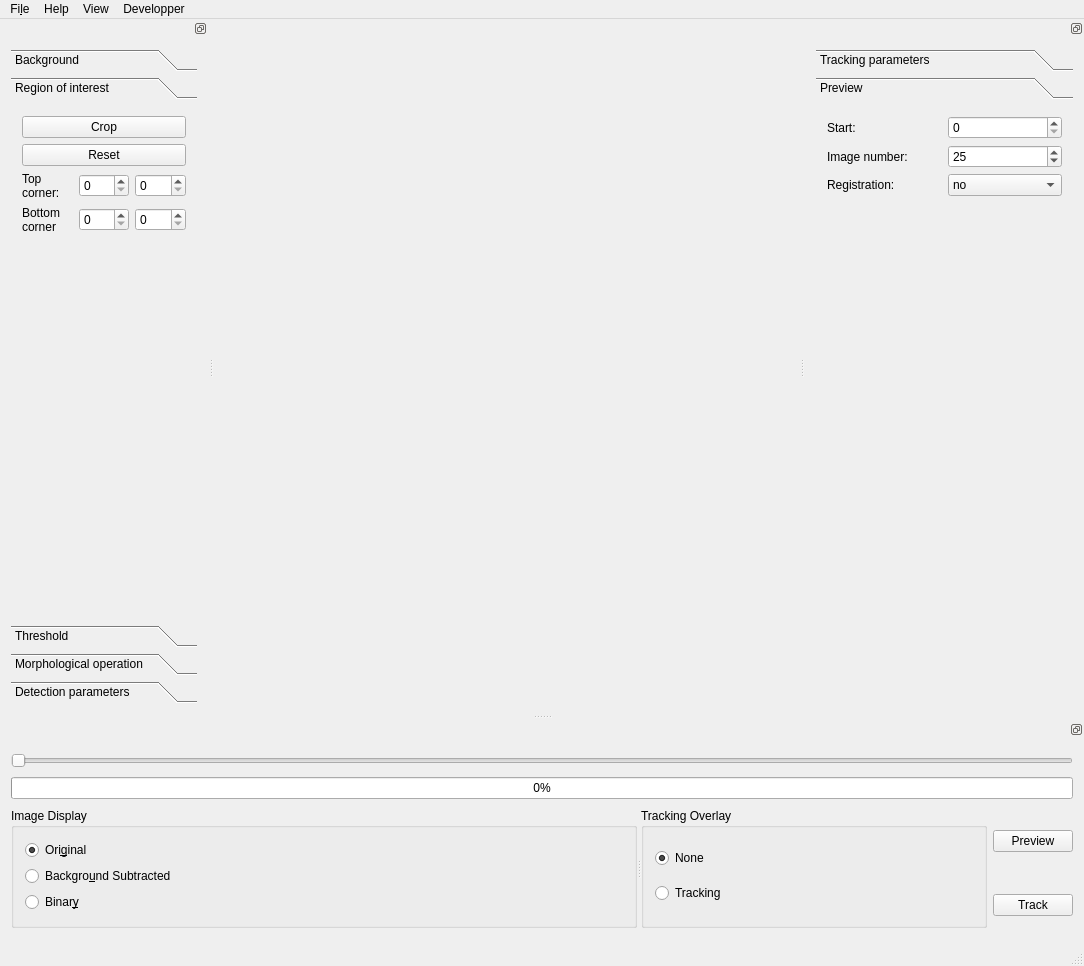
First picture: the form in src/interactive.ui, repository FastTrackOrg/FastTrack, before the edit.
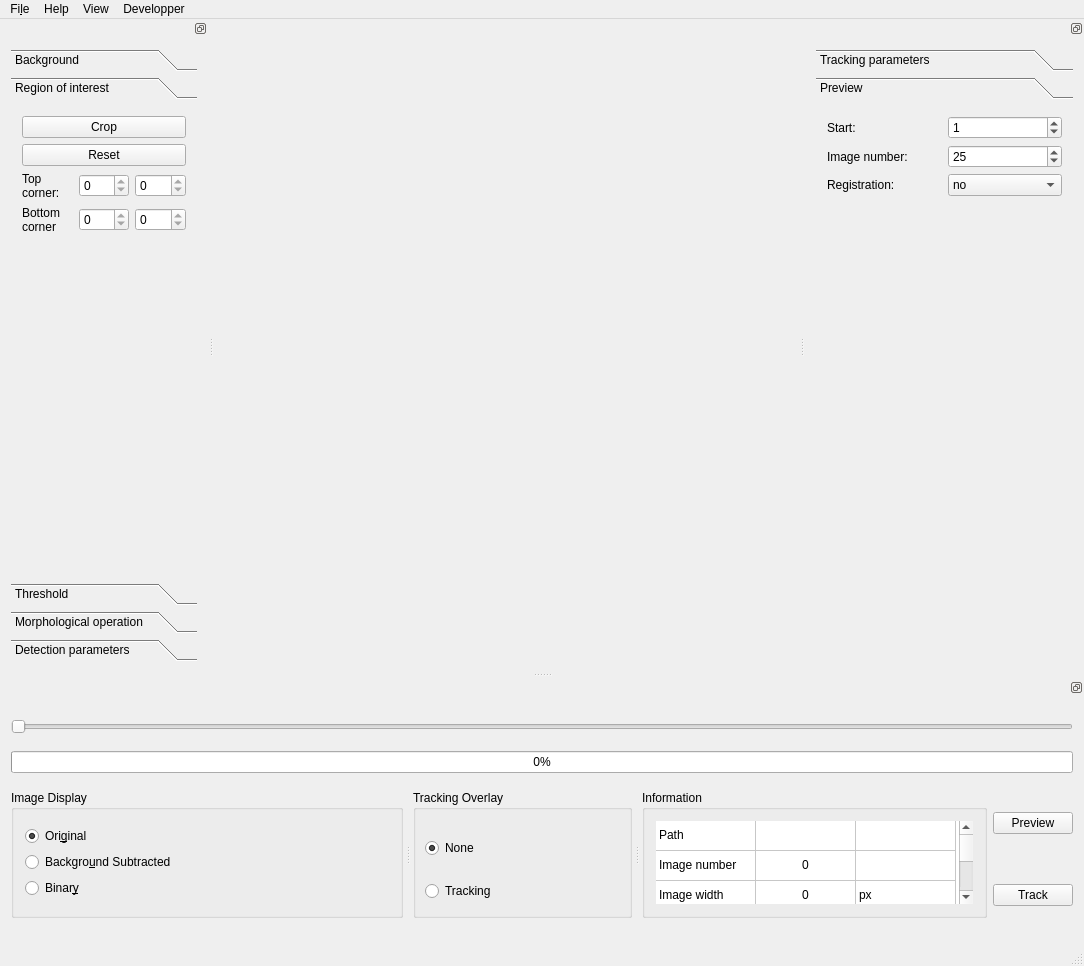
Second picture: the form after the edit. The open tabs and pages were chosen to show the change.

Commit message: [feat] interactive: add information table

Diff of the .ui file:
```diff
--- a/src/interactive.ui
+++ b/src/interactive.ui
@@ -255,7 +255,7 @@
           <x>0</x>
           <y>0</y>
           <width>261</width>
-          <height>593</height>
+          <height>551</height>
          </rect>
         </property>
         <attribute name="label">
@@ -276,6 +276,9 @@
              <property name="maximum">
               <number>9999999</number>
              </property>
+             <property name="value">
+              <number>1</number>
+             </property>
             </widget>
            </item>
           </layout>
@@ -482,7 +485,7 @@
           <x>0</x>
           <y>0</y>
           <width>190</width>
-          <height>497</height>
+          <height>455</height>
          </rect>
         </property>
         <attribute name="label">
@@ -517,10 +520,18 @@
             </widget>
            </item>
            <item>
-            <widget class="QSpinBox" name="x1"/>
+            <widget class="QSpinBox" name="x1">
+             <property name="readOnly">
+              <bool>true</bool>
+             </property>
+            </widget>
            </item>
            <item>
-            <widget class="QSpinBox" name="y1"/>
+            <widget class="QSpinBox" name="y1">
+             <property name="readOnly">
+              <bool>true</bool>
+             </property>
+            </widget>
            </item>
           </layout>
          </item>
@@ -535,10 +546,18 @@
             </widget>
            </item>
            <item>
-            <widget class="QSpinBox" name="x2"/>
+            <widget class="QSpinBox" name="x2">
+             <property name="readOnly">
+              <bool>true</bool>
+             </property>
+            </widget>
            </item>
            <item>
-            <widget class="QSpinBox" name="y2"/>
+            <widget class="QSpinBox" name="y2">
+             <property name="readOnly">
+              <bool>true</bool>
+             </property>
+            </widget>
            </item>
           </layout>
          </item>
@@ -818,8 +837,8 @@
   <widget class="QDockWidget" name="controlOptions">
    <property name="minimumSize">
     <size>
-     <width>434</width>
-     <height>224</height>
+     <width>791</width>
+     <height>266</height>
     </size>
    </property>
    <property name="features">
@@ -835,10 +854,31 @@
     <layout class="QGridLayout" name="gridLayout_14">
      <item row="2" column="0" rowspan="2">
       <widget class="QSplitter" name="splitter">
+       <property name="sizePolicy">
+        <sizepolicy hsizetype="Expanding" vsizetype="Preferred">
+         <horstretch>0</horstretch>
+         <verstretch>0</verstretch>
+        </sizepolicy>
+       </property>
+       <property name="midLineWidth">
+        <number>1</number>
+       </property>
        <property name="orientation">
         <enum>Qt::Horizontal</enum>
        </property>
+       <property name="opaqueResize">
+        <bool>true</bool>
+       </property>
+       <property name="handleWidth">
+        <number>10</number>
+       </property>
        <widget class="QGroupBox" name="imageDisplayGroup">
+        <property name="sizePolicy">
+         <sizepolicy hsizetype="Expanding" vsizetype="Preferred">
+          <horstretch>1</horstretch>
+          <verstretch>0</verstretch>
+         </sizepolicy>
+        </property>
         <property name="title">
          <string>Image Display</string>
         </property>
@@ -883,28 +923,293 @@
         </layout>
        </widget>
        <widget class="QGroupBox" name="trackingOverlayGroup">
+        <property name="sizePolicy">
+         <sizepolicy hsizetype="Expanding" vsizetype="Preferred">
+          <horstretch>1</horstretch>
+          <verstretch>0</verstretch>
+         </sizepolicy>
+        </property>
         <property name="title">
          <string>Tracking Overlay</string>
         </property>
+        <widget class="QRadioButton" name="isTracked">
+         <property name="geometry">
+          <rect>
+           <x>12</x>
+           <y>89</y>
+           <width>77</width>
+           <height>24</height>
+          </rect>
+         </property>
+         <property name="text">
+          <string>Tracking</string>
+         </property>
+         <property name="checkable">
+          <bool>false</bool>
+         </property>
+        </widget>
+        <widget class="QRadioButton" name="isNone">
+         <property name="geometry">
+          <rect>
+           <x>12</x>
+           <y>46</y>
+           <width>59</width>
+           <height>24</height>
+          </rect>
+         </property>
+         <property name="sizePolicy">
+          <sizepolicy hsizetype="Preferred" vsizetype="Fixed">
+           <horstretch>0</horstretch>
+           <verstretch>0</verstretch>
+          </sizepolicy>
+         </property>
+         <property name="text">
+          <string>None</string>
+         </property>
+         <property name="checked">
+          <bool>true</bool>
+         </property>
+        </widget>
+       </widget>
+       <widget class="QGroupBox" name="groupBox">
+        <property name="sizePolicy">
+         <sizepolicy hsizetype="Preferred" vsizetype="Preferred">
+          <horstretch>0</horstretch>
+          <verstretch>0</verstretch>
+         </sizepolicy>
+        </property>
+        <property name="title">
+         <string>Information</string>
+        </property>
         <layout class="QGridLayout" name="gridLayout_13">
-         <item row="1" column="0">
-          <widget class="QRadioButton" name="isTracked">
-           <property name="text">
-            <string>Tracking</string>
-           </property>
-           <property name="checkable">
-            <bool>false</bool>
-           </property>
-          </widget>
-         </item>
          <item row="0" column="0">
-          <widget class="QRadioButton" name="isNone">
-           <property name="text">
-            <string>None</string>
+          <widget class="QTableWidget" name="informationTable">
+           <property name="sizePolicy">
+            <sizepolicy hsizetype="Preferred" vsizetype="Preferred">
+             <horstretch>0</horstretch>
+             <verstretch>0</verstretch>
+            </sizepolicy>
            </property>
-           <property name="checked">
+           <property name="minimumSize">
+            <size>
+             <width>317</width>
+             <height>0</height>
+            </size>
+           </property>
+           <property name="frameShape">
+            <enum>QFrame::NoFrame</enum>
+           </property>
+           <property name="frameShadow">
+            <enum>QFrame::Sunken</enum>
+           </property>
+           <property name="midLineWidth">
+            <number>1</number>
+           </property>
+           <property name="sizeAdjustPolicy">
+            <enum>QAbstractScrollArea::AdjustToContents</enum>
+           </property>
+           <property name="editTriggers">
+            <set>QAbstractItemView::AnyKeyPressed|QAbstractItemView::DoubleClicked|QAbstractItemView::EditKeyPressed</set>
+           </property>
+           <property name="textElideMode">
+            <enum>Qt::ElideNone</enum>
+           </property>
+           <property name="showGrid">
             <bool>true</bool>
            </property>
+           <property name="gridStyle">
+            <enum>Qt::SolidLine</enum>
+           </property>
+           <attribute name="horizontalHeaderVisible">
+            <bool>false</bool>
+           </attribute>
+           <attribute name="verticalHeaderVisible">
+            <bool>false</bool>
+           </attribute>
+           <attribute name="verticalHeaderCascadingSectionResizes">
+            <bool>false</bool>
+           </attribute>
+           <attribute name="verticalHeaderStretchLastSection">
+            <bool>true</bool>
+           </attribute>
+           <row>
+            <property name="text">
+             <string>Path</string>
+            </property>
+           </row>
+           <row>
+            <property name="text">
+             <string>Image number</string>
+            </property>
+           </row>
+           <row>
+            <property name="text">
+             <string>Image width</string>
+            </property>
+           </row>
+           <row>
+            <property name="text">
+             <string>Image height</string>
+            </property>
+           </row>
+           <row>
+            <property name="text">
+             <string>Analysis rate (fps)</string>
+            </property>
+           </row>
+           <column>
+            <property name="text">
+             <string>Parameter</string>
+            </property>
+           </column>
+           <column>
+            <property name="text">
+             <string>Value</string>
+            </property>
+            <property name="textAlignment">
+             <set>AlignCenter</set>
+            </property>
+           </column>
+           <column>
+            <property name="text">
+             <string>Unit</string>
+            </property>
+           </column>
+           <item row="0" column="0">
+            <property name="text">
+             <string>Path</string>
+            </property>
+            <property name="flags">
+             <set>NoItemFlags</set>
+            </property>
+           </item>
+           <item row="0" column="1">
+            <property name="text">
+             <string> </string>
+            </property>
+            <property name="flags">
+             <set>NoItemFlags</set>
+            </property>
+           </item>
+           <item row="0" column="2">
+            <property name="flags">
+             <set>NoItemFlags</set>
+            </property>
+           </item>
+           <item row="1" column="0">
+            <property name="text">
+             <string>Image number</string>
+            </property>
+            <property name="flags">
+             <set>NoItemFlags</set>
+            </property>
+           </item>
+           <item row="1" column="1">
+            <property name="text">
+             <string>0</string>
+            </property>
+            <property name="textAlignment">
+             <set>AlignCenter</set>
+            </property>
+            <property name="flags">
+             <set>NoItemFlags</set>
+            </property>
+           </item>
+           <item row="1" column="2">
+            <property name="text">
+             <string/>
+            </property>
+            <property name="textAlignment">
+             <set>AlignCenter</set>
+            </property>
+            <property name="flags">
+             <set>NoItemFlags</set>
+            </property>
+           </item>
+           <item row="2" column="0">
+            <property name="text">
+             <string>Image width</string>
+            </property>
+            <property name="flags">
+             <set>NoItemFlags</set>
+            </property>
+           </item>
+           <item row="2" column="1">
+            <property name="text">
+             <string>0</string>
+            </property>
+            <property name="textAlignment">
+             <set>AlignCenter</set>
+            </property>
+            <property name="flags">
+             <set>NoItemFlags</set>
+            </property>
+           </item>
+           <item row="2" column="2">
+            <property name="text">
+             <string>px</string>
+            </property>
+            <property name="textAlignment">
+             <set>AlignLeading|AlignVCenter</set>
+            </property>
+            <property name="flags">
+             <set>NoItemFlags</set>
+            </property>
+           </item>
+           <item row="3" column="0">
+            <property name="text">
+             <string>Image height</string>
+            </property>
+            <property name="flags">
+             <set>NoItemFlags</set>
+            </property>
+           </item>
+           <item row="3" column="1">
+            <property name="text">
+             <string>0</string>
+            </property>
+            <property name="textAlignment">
+             <set>AlignCenter</set>
+            </property>
+            <property name="flags">
+             <set>NoItemFlags</set>
+            </property>
+           </item>
+           <item row="3" column="2">
+            <property name="text">
+             <string>px</string>
+            </property>
+            <property name="flags">
+             <set>NoItemFlags</set>
+            </property>
+           </item>
+           <item row="4" column="0">
+            <property name="text">
+             <string>Analysis rate</string>
+            </property>
+            <property name="flags">
+             <set>NoItemFlags</set>
+            </property>
+           </item>
+           <item row="4" column="1">
+            <property name="text">
+             <string>0</string>
+            </property>
+            <property name="textAlignment">
+             <set>AlignCenter</set>
+            </property>
+            <property name="flags">
+             <set>NoItemFlags</set>
+            </property>
+           </item>
+           <item row="4" column="2">
+            <property name="text">
+             <string>frame / second</string>
+            </property>
+            <property name="flags">
+             <set>NoItemFlags</set>
+            </property>
+           </item>
           </widget>
          </item>
         </layout>
```
Left out of the diff: 48 changed lines with no effect on the pictures. The commit also changes 3 other files.
